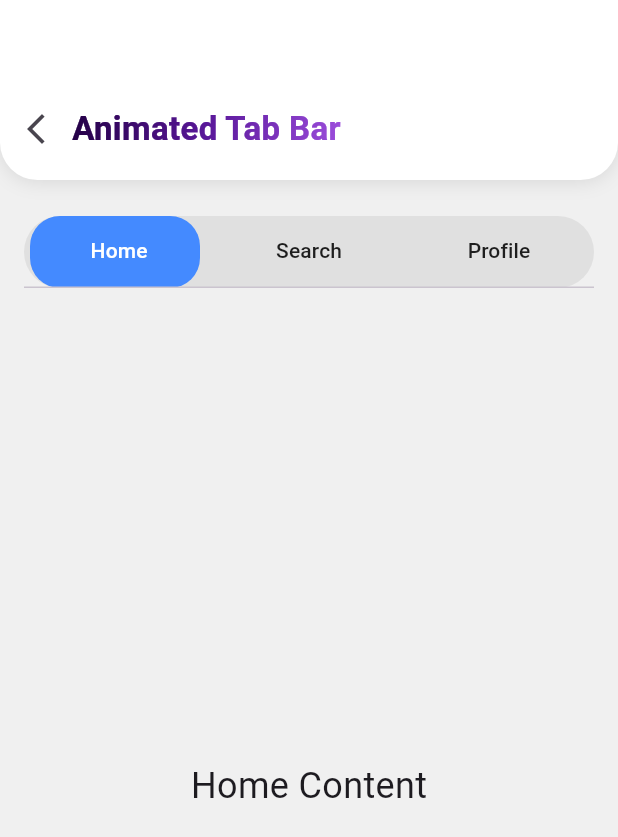
After one commit to MHuzaifaKhan97/mastering_flutter_animation, a Flutter app: the AnimationMiniProjects screen opened directly, after a tap on "Animated Tab Bar", on a phone screen of 412 x 824 dp. The commit adds this screen. Shown: the top 837 px of the screen. Run offline on Flutter 3.47's test engine with Material 3 defaults, Android fonts, the phone set to English and light mode, and no system bars; our stand-ins replace flutter_riverpod, lottie, rive; missing offline and left inert: flutter_sequence_animation; project files that could hold a hidden picture were left out.

Commit message:
Animated Tabbar, Hero Page Transition, & Expanding Card.

```diff
--- /dev/null
+++ b/lib/modules/animation_mini_projects/animated_tabbar/animated_tabbar.dart
@@ -0,0 +1,94 @@
+import 'package:flutter/material.dart';
+import 'package:mastering_flutter_animation/widgets/custom_appbar_widget.dart';
+
+class AnimatedTabbar extends StatefulWidget {
+  const AnimatedTabbar({super.key});
+
+  @override
+  State<AnimatedTabbar> createState() => _AnimatedTabbarState();
+}
+
+class _AnimatedTabbarState extends State<AnimatedTabbar>
+    with SingleTickerProviderStateMixin {
+  late TabController _controller;
+  final List<String> _tabs = ["Home", "Search", "Profile"];
+
+  @override
+  void initState() {
+    super.initState();
+    _controller = TabController(length: _tabs.length, vsync: this);
+  }
+
+  @override
+  void dispose() {
+    _controller.dispose();
+    super.dispose();
+  }
+
+  double _getAlignX(int index) {
+    return (index / (_tabs.length - 1)) * 2 - 1; // from -1 to 1
+  }
+
+  @override
+  Widget build(BuildContext context) {
+    return Scaffold(
+      backgroundColor: const Color.fromARGB(255, 240, 240, 240),
+      appBar: CustomRoundedAppBar(
+        title: 'Animated Tab Bar',
+        isBack: true,
+      ),
+      body: Column(
+        children: [
+          const SizedBox(height: 24),
+          Container(
+            height: 48,
+            margin: const EdgeInsets.symmetric(horizontal: 16),
+            decoration: BoxDecoration(
+              color: Colors.grey[300],
+              borderRadius: BorderRadius.circular(24),
+            ),
+            child: Stack(
+              children: [
+                AnimatedAlign(
+                  alignment: Alignment(_getAlignX(_controller.index), 0),
+                  duration: const Duration(milliseconds: 300),
+                  curve: Curves.easeInOut,
+                  child: Container(
+                    width:
+                        MediaQuery.of(context).size.width / _tabs.length - 24,
+                    margin: const EdgeInsets.symmetric(horizontal: 4),
+                    decoration: BoxDecoration(
+                      color: Colors.blueAccent,
+                      borderRadius: BorderRadius.circular(20),
+                    ),
+                  ),
+                ),
+                TabBar(
+                  controller: _controller,
+                  indicatorColor: Colors.transparent,
+                  labelColor: Colors.white,
+                  unselectedLabelColor: Colors.black87,
+                  onTap: (_) => setState(() {}),
+                  tabs: _tabs.map((tab) => Tab(text: tab)).toList(),
+                ),
+              ],
+            ),
+          ),
+          const SizedBox(height: 32),
+          Expanded(
+            child: TabBarView(
+              controller: _controller,
+              children: _tabs.map((tab) {
+                return Center(
+                    child: Text(
+                  "$tab Content",
+                  style: TextStyle(fontSize: 24),
+                ));
+              }).toList(),
+            ),
+          )
+        ],
+      ),
+    );
+  }
+}
--- a/lib/modules/animation_mini_projects/animation_mini_projects.dart
+++ b/lib/modules/animation_mini_projects/animation_mini_projects.dart
@@ -1,7 +1,10 @@
 import 'package:flutter/material.dart';
 import 'package:mastering_flutter_animation/modules/animation_mini_projects/animated_login_screen/animated_login_screen.dart';
 import 'package:mastering_flutter_animation/modules/animation_mini_projects/animated_progressbar/animated_progressbar.dart';
+import 'package:mastering_flutter_animation/modules/animation_mini_projects/animated_tabbar/animated_tabbar.dart';
 import 'package:mastering_flutter_animation/modules/animation_mini_projects/custom_loading_spinner/custom_loading_spinner.dart';
+import 'package:mastering_flutter_animation/modules/animation_mini_projects/expanding_cards/expanding_cards.dart';
+import 'package:mastering_flutter_animation/modules/animation_mini_projects/hero_page_transition/hero_page_transition.dart';
 import 'package:mastering_flutter_animation/modules/animation_mini_projects/onboarding_screen/onboarding_screen.dart';
 import 'package:mastering_flutter_animation/modules/animation_mini_projects/staggered_grid_animation/staggered_grid_animation.dart';
 import 'package:mastering_flutter_animation/modules/animation_mini_projects/tinder_like_swipe_card/tinder_like_swipe_card.dart';
@@ -98,6 +101,42 @@ class AnimationMiniProjects extends StatelessWidget {
                 );
               },
             ),
+            SizedBox(height: MediaQuery.of(context).size.height * 0.02),
+            CustomButton(
+              title: 'Animated Tab Bar',
+              onTap: () {
+                Navigator.push(
+                  context,
+                  MaterialPageRoute(
+                    builder: (context) => const AnimatedTabbar(),
+                  ),
+                );
+              },
+            ),
+            SizedBox(height: MediaQuery.of(context).size.height * 0.02),
+            CustomButton(
+              title: 'Hero Page Transition',
+              onTap: () {
+                Navigator.push(
+                  context,
+                  MaterialPageRoute(
+                    builder: (context) => const HeroPageTransition(),
+                  ),
+                );
+              },
+            ),
+            SizedBox(height: MediaQuery.of(context).size.height * 0.02),
+            CustomButton(
+              title: 'Expanding Cards',
+              onTap: () {
+                Navigator.push(
+                  context,
+                  MaterialPageRoute(
+                    builder: (context) => const ExpandingCards(),
+                  ),
+                );
+              },
+            ),
           ],
         ),
       ),
--- a/lib/modules/animation_mini_projects/staggered_grid_animation/staggered_grid_animation.dart
+++ b/lib/modules/animation_mini_projects/staggered_grid_animation/staggered_grid_animation.dart
@@ -10,7 +10,7 @@ class StaggeredGridAnimation extends StatefulWidget {
 }
 
 class _StaggeredGridAnimationState extends State<StaggeredGridAnimation> {
-  List<bool> _visibleList = List.generate(12, (_) => false);
+  final List<bool> _visibleList = List.generate(12, (_) => false);
 
   @override
   void initState() {
@@ -32,7 +32,7 @@ class _StaggeredGridAnimationState extends State<StaggeredGridAnimation> {
     return Scaffold(
       backgroundColor: const Color.fromARGB(255, 240, 240, 240),
       appBar: CustomRoundedAppBar(
-        title: 'Custom Loading Spinner',
+        title: 'Staggered Grid Animation',
         isBack: true,
       ),
       body: GridView.builder(
```
Also changed, not shown: lib/modules/animation_mini_projects/expanding_cards/expanding_cards.dart (added, +66 -0 lines), lib/modules/animation_mini_projects/hero_page_transition/hero_page_transition.dart (added, +93 -0 lines).
